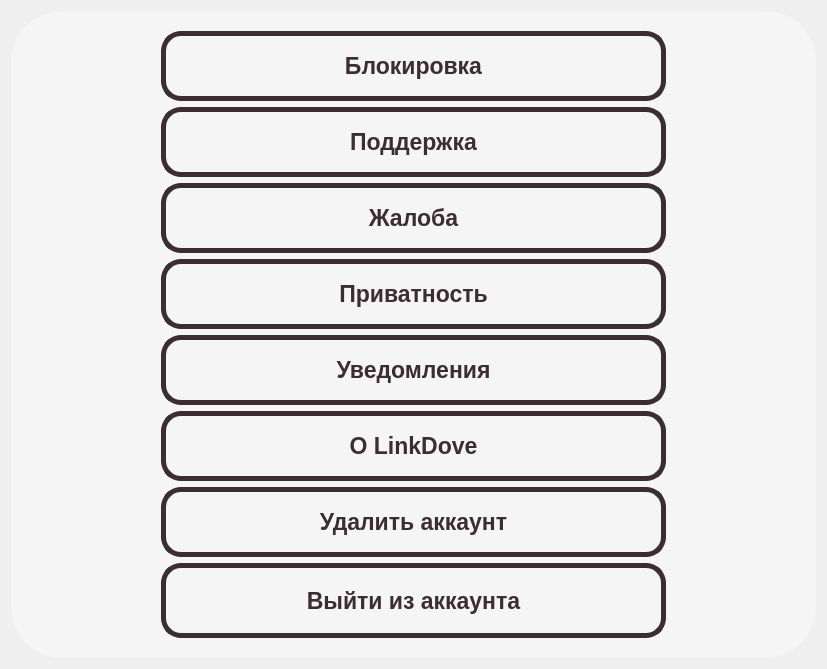
First picture: the form in lab3/LinkDove/settingwidget.ui, repository ElizavetaPa17/LinkDove, before the edit.
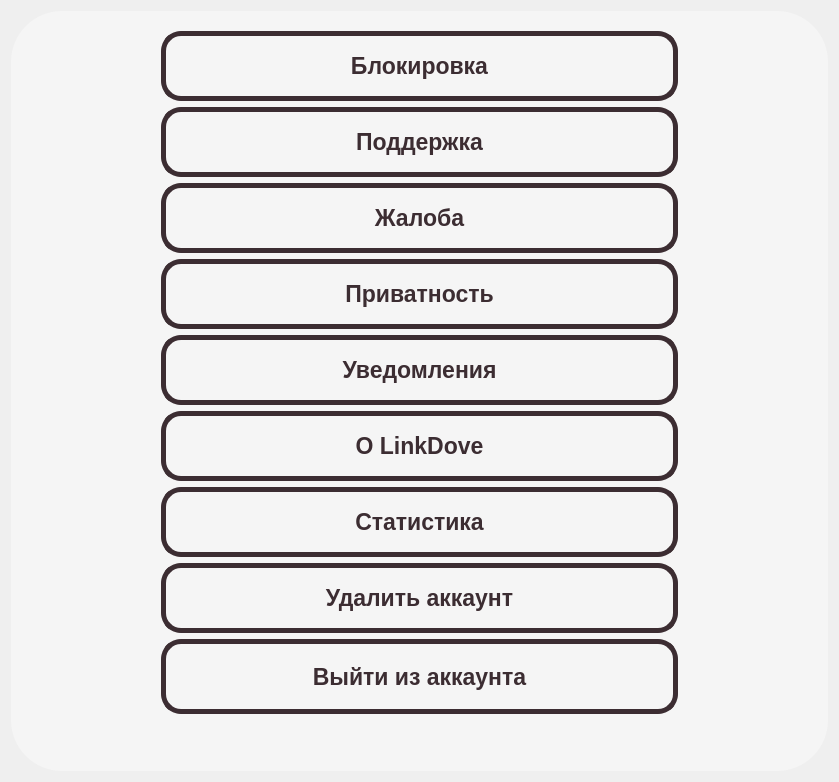
Second picture: the form after the edit.

Diff of the .ui file:
```diff
--- a/lab3/LinkDove/settingwidget.ui
+++ b/lab3/LinkDove/settingwidget.ui
@@ -6,8 +6,8 @@
    <rect>
     <x>0</x>
     <y>0</y>
-    <width>827</width>
-    <height>664</height>
+    <width>839</width>
+    <height>782</height>
    </rect>
   </property>
   <property name="windowTitle">
@@ -295,6 +295,48 @@
         </property>
        </widget>
       </item>
+      <item>
+       <widget class="QPushButton" name="statisticsButton">
+        <property name="sizePolicy">
+         <sizepolicy hsizetype="Minimum" vsizetype="Preferred">
+          <horstretch>0</horstretch>
+          <verstretch>0</verstretch>
+         </sizepolicy>
+        </property>
+        <property name="minimumSize">
+         <size>
+          <width>0</width>
+          <height>70</height>
+         </size>
+        </property>
+        <property name="font">
+         <font>
+          <pointsize>17</pointsize>
+          <weight>75</weight>
+          <bold>true</bold>
+         </font>
+        </property>
+        <property name="cursor">
+         <cursorShape>PointingHandCursor</cursorShape>
+        </property>
+        <property name="styleSheet">
+         <string notr="true">QPushButton {
+	background-color: rgb(245, 245, 245);
+	color: rgb(60, 45, 50);
+	border: 5px solid rgb(60, 45, 50);
+	border-radius: 20;
+}
+
+QPushButton:hover {
+	background-color: rgb(60, 45, 50);
+	color: rgb(245, 245, 245);
+}</string>
+        </property>
+        <property name="text">
+         <string>Статистика</string>
+        </property>
+       </widget>
+      </item>
       <item>
        <widget class="QPushButton" name="deleteAccountButton">
         <property name="sizePolicy">
```
